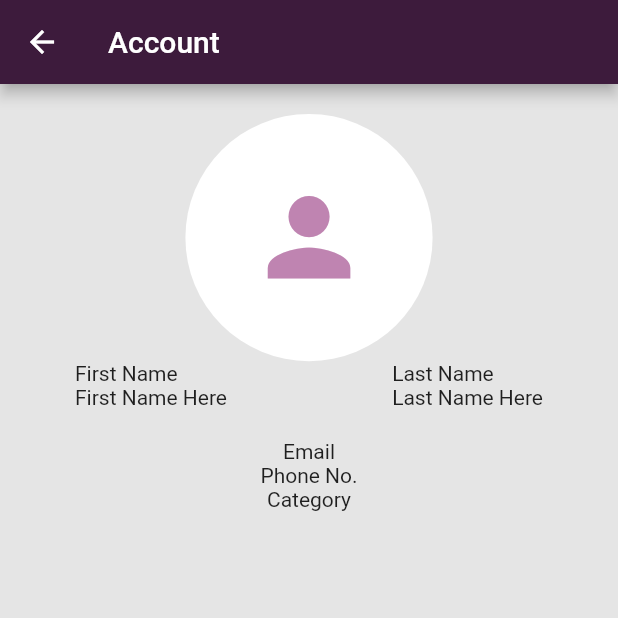
After one commit to zahraAfa/HiFixIt, a Flutter app: the TechAccount screen opened directly, on a phone screen of 412 x 824 dp, the top half of it. The commit adds this screen. Run offline on Flutter 3.47's test engine with Material 2 defaults, Android fonts, the phone set to English and light mode, and no system bars; our stand-ins replace cloud_firestore, firebase_auth, firebase_core, firebase_database, firebase_storage, fluttertoast and 5 more; accounts and stored records are empty.

Commit message:
profile page added

```diff
--- /dev/null
+++ b/lib/app/modules/technician/modules/account/views/tech_account.dart
@@ -0,0 +1,76 @@
+import 'package:flutter/material.dart';
+
+class TechAccount extends StatefulWidget {
+  const TechAccount({Key? key}) : super(key: key);
+
+  @override
+  State<TechAccount> createState() => _TechAccountState();
+}
+
+class _TechAccountState extends State<TechAccount> {
+  final TextEditingController firstNameC = TextEditingController();
+
+  bool _validate = false;
+  @override
+  Widget build(BuildContext context) {
+    return Scaffold(
+      backgroundColor: Color.fromARGB(255, 229, 229, 229),
+      appBar: AppBar(
+        title: Text("Account"),
+      ),
+      body: SingleChildScrollView(
+        child: Container(
+          padding: EdgeInsets.symmetric(vertical: 20.0, horizontal: 50.0),
+          width: MediaQuery.of(context).size.width,
+          // color: Color.fromARGB(255, 218, 218, 218),
+          child: Column(
+            children: [
+              InkWell(
+                child: CircleAvatar(
+                  radius: MediaQuery.of(context).size.width * 0.20,
+                  backgroundColor: Colors.white,
+                  backgroundImage: null,
+                  child: Icon(
+                    Icons.person,
+                    size: MediaQuery.of(context).size.width * 0.20,
+                    color: Color(0xFFBF84B1),
+                  ),
+                ),
+              ),
+              Row(
+                mainAxisAlignment: MainAxisAlignment.spaceBetween,
+                children: [
+                  Column(
+                    crossAxisAlignment: CrossAxisAlignment.start,
+                    children: [
+                      const Text("First Name"),
+                      const Text("First Name Here"),
+                      Container(
+                        height: 20,
+                        color: Colors.red,
+                      )
+                    ],
+                  ),
+                  Column(
+                    crossAxisAlignment: CrossAxisAlignment.start,
+                    children: [
+                      const Text("Last Name"),
+                      const Text("Last Name Here"),
+                      Container(
+                        height: 20,
+                        color: Colors.red,
+                      )
+                    ],
+                  ),
+                ],
+              ),
+              Text("Email"),
+              Text("Phone No."),
+              Text("Category"),
+            ],
+          ),
+        ),
+      ),
+    );
+  }
+}
```
Also changed, not shown: lib/app/controllers/assistant_method.dart (+21 -12 lines), lib/app/models/Customer.dart (+7 -7 lines), lib/app/models/Technician.dart (added, +32 -0 lines), lib/app/modules/technician/widgets/menu_drawer.dart (+8 -1 lines), lib/app/modules/technician/modules/account/controllers/tech_account_controller.dart (added), 2 other files.
